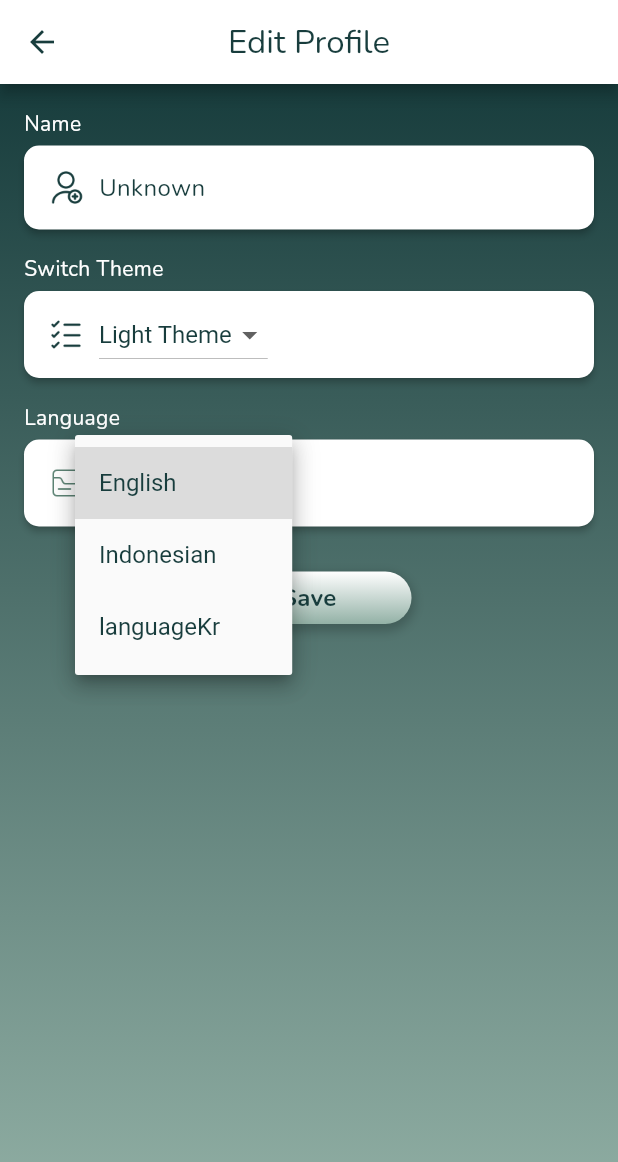
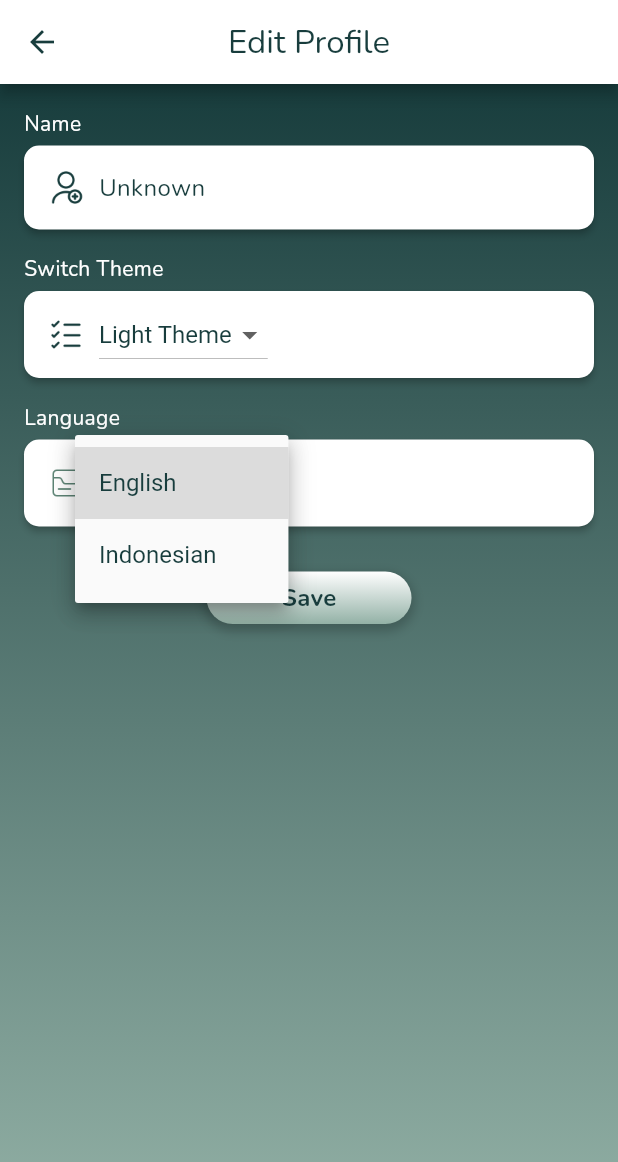
Before and after one commit to divaariani/WorkSync, a Flutter app: the EditProfilePage screen opened directly, after a tap on "English", on a phone screen of 412 x 824 dp. Shown: the top 1162 px of the screen. Run offline on Flutter 3.47's test engine with Material 3 defaults, Android fonts, the phone set to English and light mode, and no system bars; our stand-ins replace awesome_snackbar_content, camera, carousel_slider, connectivity_plus, dropdown_search, file_picker and 12 more; missing offline and left inert: excel, flutter_barcode_scanner, google_ml_kit, molten_navigationbar_flutter, tab_container, tflite_flutter; accounts and stored records are empty.

Commit message:
update pages

```diff
--- a/lib/pages/editprofile_page.dart
+++ b/lib/pages/editprofile_page.dart
@@ -246,13 +246,17 @@ class _EditProfilePageState extends State<EditProfilePage> {
       items: <DropdownMenuItem<String>>[
         DropdownMenuItem(
           value: 'Light Theme',
-          child: Text(AppLocalizations(globalLanguage).translate("Light Theme"),
-              style: const TextStyle(color: AppColors.deepGreen, fontSize: 16)),
+          child: Text(
+            AppLocalizations(globalLanguage).translate("lightTheme"),
+            style: const TextStyle(color: AppColors.deepGreen, fontSize: 16)
+          ),
         ),
         DropdownMenuItem(
           value: 'Dark Theme',
-          child: Text(AppLocalizations(globalLanguage).translate("Dark Theme"),
-              style: const TextStyle(color: AppColors.deepGreen, fontSize: 16)),
+          child: Text(
+            AppLocalizations(globalLanguage).translate("darkTheme"),
+            style: const TextStyle(color: AppColors.deepGreen, fontSize: 16)
+          ),
         ),
       ],
       onChanged: _changeTheme,
@@ -274,11 +278,6 @@ class _EditProfilePageState extends State<EditProfilePage> {
           child: Text(AppLocalizations(globalLanguage).translate("languageId"),
               style: const TextStyle(color: AppColors.deepGreen, fontSize: 16)),
         ),
-        DropdownMenuItem(
-          value: const Locale('ko', 'KR'),
-          child: Text(AppLocalizations(globalLanguage).translate("languageKr"),
-              style: const TextStyle(color: AppColors.deepGreen, fontSize: 16)),
-        ),
       ],
       onChanged: _changeLanguage,
     );
```
Also changed, not shown: lib/pages/features_page.dart (+30 -30 lines), lib/pages/machinestatus_page.dart (+14 -14 lines), lib/pages/profile_page.dart (+3 -7 lines).
